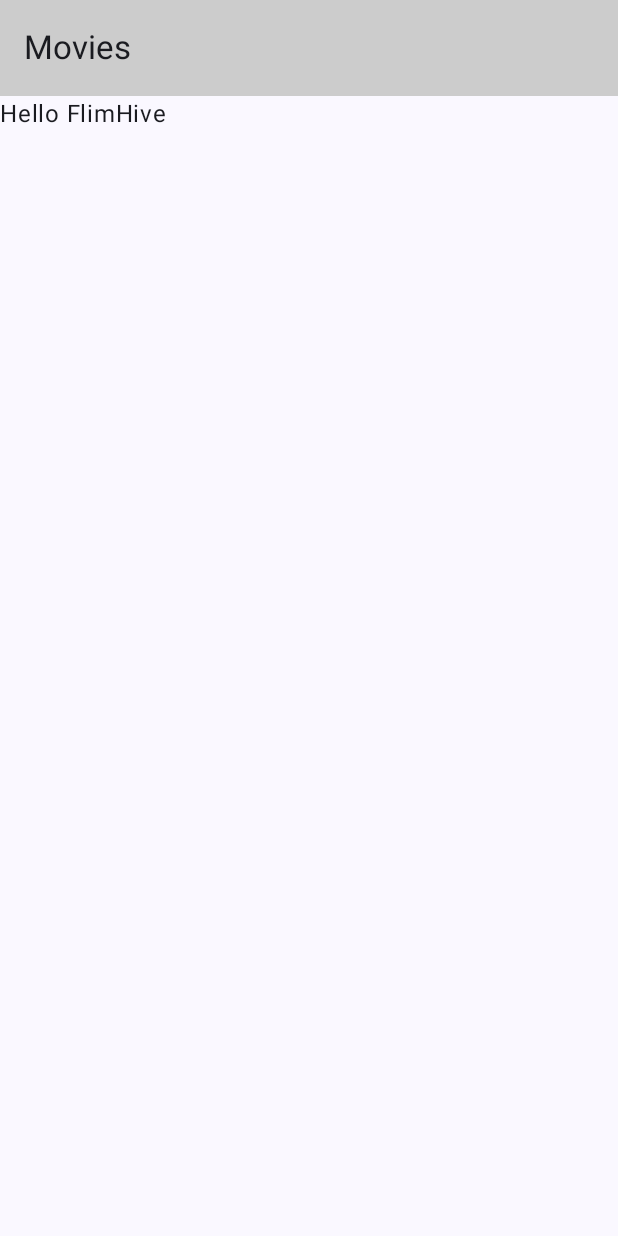
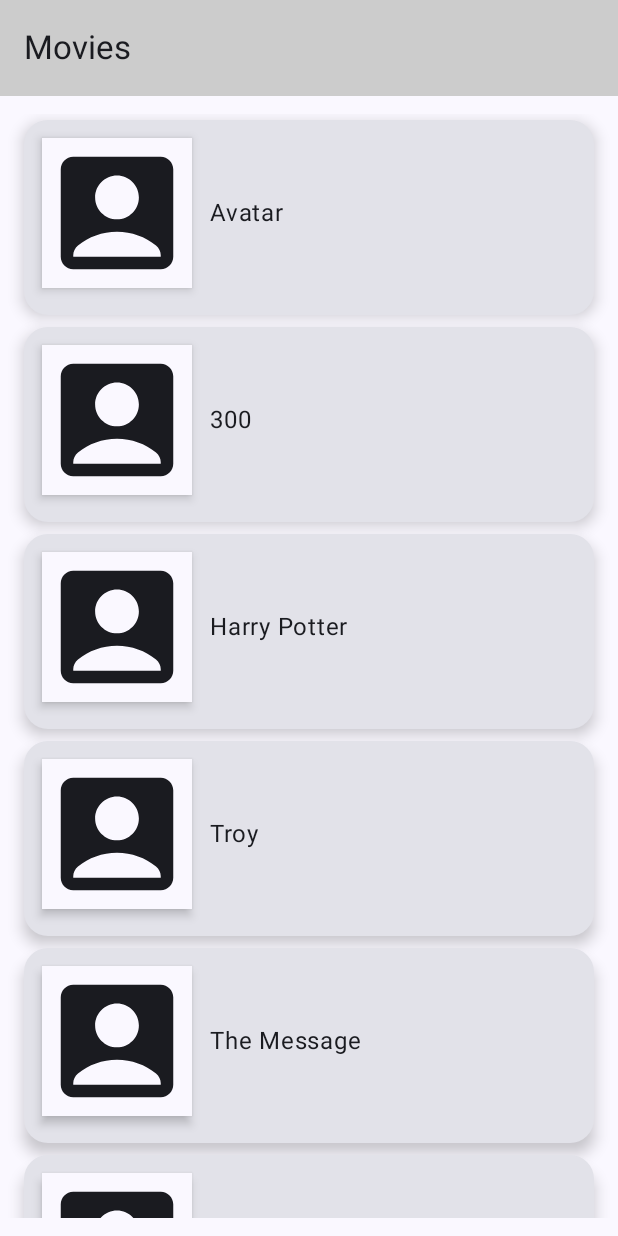
Before and after one commit to MohammedYusuf-123/FilmHive, an Android app built with Jetpack Compose: the screen it shows after launch (MainActivity), on a phone screen of 412 x 824 dp. Run offline under Robolectric (Android 15) with nearby library versions, the phone set to English and light mode, and no system bars.

Commit message:
Added the support for navigation component in FilmHive using Navigation Controller, NavHost, and NavGraph. Added two new .kt files representing two different screens for the app.

```diff
--- a/app/build.gradle.kts
+++ b/app/build.gradle.kts
@@ -56,4 +56,7 @@ dependencies {
     androidTestImplementation(libs.androidx.ui.test.junit4)
     debugImplementation(libs.androidx.ui.tooling)
     debugImplementation(libs.androidx.ui.test.manifest)
+
+    //Navigation Component in Compose Library
+    implementation(libs.androidx.navigation.compose)
 }
--- a/app/src/main/java/com/example/filmhive/MainActivity.kt
+++ b/app/src/main/java/com/example/filmhive/MainActivity.kt
@@ -4,19 +4,30 @@ import android.os.Bundle
 import androidx.activity.ComponentActivity
 import androidx.activity.compose.setContent
 import androidx.activity.enableEdgeToEdge
-import androidx.compose.foundation.layout.fillMaxSize
+import androidx.compose.foundation.clickable
+import androidx.compose.foundation.layout.Arrangement
+import androidx.compose.foundation.layout.Row
+import androidx.compose.foundation.layout.fillMaxWidth
+import androidx.compose.foundation.layout.height
 import androidx.compose.foundation.layout.padding
+import androidx.compose.foundation.layout.size
+import androidx.compose.foundation.shape.CornerSize
+import androidx.compose.foundation.shape.RoundedCornerShape
+import androidx.compose.material.icons.Icons
+import androidx.compose.material.icons.filled.AccountBox
+import androidx.compose.material3.Card
+import androidx.compose.material3.CardDefaults
 import androidx.compose.material3.ExperimentalMaterial3Api
-import androidx.compose.material3.MaterialTheme
-import androidx.compose.material3.Scaffold
+import androidx.compose.material3.Icon
 import androidx.compose.material3.Surface
 import androidx.compose.material3.Text
-import androidx.compose.material3.TopAppBar
-import androidx.compose.material3.TopAppBarDefaults
 import androidx.compose.runtime.Composable
+import androidx.compose.ui.Alignment
 import androidx.compose.ui.Modifier
-import androidx.compose.ui.graphics.Color
+import androidx.compose.ui.graphics.RectangleShape
 import androidx.compose.ui.tooling.preview.Preview
+import androidx.compose.ui.unit.dp
+import com.example.filmhive.navigation.MovieNavigation
 import com.example.filmhive.ui.theme.FilmHiveTheme
 
 class MainActivity : ComponentActivity() {
@@ -33,27 +44,36 @@ class MainActivity : ComponentActivity() {
 @Composable
 fun FilmHiveApp() {
     FilmHiveTheme {
-        Scaffold(
-            modifier = Modifier.fillMaxSize(),
-            topBar = {
-                TopAppBar(
-                    title = { Text(text = "Movies") },
-                    colors = TopAppBarDefaults.topAppBarColors(Color.LightGray)
-                )
-            }
-        ) { innerPadding ->
-            MainContent(Modifier.padding(innerPadding))
-        }
+        MovieNavigation()
     }
 }
 
 @Composable
-fun MainContent(modifier: Modifier) {
-    Surface(
-        modifier = modifier,
-        color = MaterialTheme.colorScheme.background
+fun MovieRow(movie: String, onItemClick: (String) -> Unit) {
+    Card(
+        modifier = Modifier
+            .padding(4.dp)
+            .fillMaxWidth()
+            .height(130.dp)
+            .clickable { onItemClick(movie) },
+        shape = RoundedCornerShape(corner = CornerSize(16.dp)),
+        elevation = CardDefaults.cardElevation(6.dp)
     ) {
-        Text(text = "Hello FlimHive")
+        Row(
+            verticalAlignment = Alignment.CenterVertically,
+            horizontalArrangement = Arrangement.Start
+        ) {
+            Surface(
+                modifier = Modifier
+                    .padding(12.dp)
+                    .size(100.dp),
+                shape = RectangleShape,
+                shadowElevation = 4.dp
+            ) {
+                Icon(imageVector = Icons.Default.AccountBox, contentDescription = "Movie Image")
+            }
+            Text(text = movie)
+        }
     }
 }
 
--- /dev/null
+++ b/app/src/main/java/com/example/filmhive/navigation/MovieNavigation.kt
@@ -0,0 +1,22 @@
+package com.example.filmhive.navigation
+
+import androidx.compose.runtime.Composable
+import androidx.navigation.compose.NavHost
+import androidx.navigation.compose.composable
+import androidx.navigation.compose.rememberNavController
+import com.example.filmhive.screens.home.HomeScreen
+import com.example.filmhive.screens.details.DetailsScreen
+
+@Composable
+fun MovieNavigation() {
+    val navController = rememberNavController()
+    NavHost(navController = navController, startDestination = MovieScreens.HomeScreen.name) {
+        composable(route = MovieScreens.HomeScreen.name) {
+            //Here we pass where it leads to
+            HomeScreen(navController = navController)
+        }
+        composable(route = MovieScreens.DetailsScreen.name) {
+            DetailsScreen(navController = navController)
+        }
+    }
+}
--- /dev/null
+++ b/app/src/main/java/com/example/filmhive/screens/home/HomeScreen.kt
@@ -0,0 +1,62 @@
+package com.example.filmhive.screens.home
+
+import android.util.Log
+import androidx.compose.foundation.layout.Column
+import androidx.compose.foundation.layout.fillMaxSize
+import androidx.compose.foundation.layout.padding
+import androidx.compose.foundation.lazy.LazyColumn
+import androidx.compose.foundation.lazy.items
+import androidx.compose.material3.ExperimentalMaterial3Api
+import androidx.compose.material3.Scaffold
+import androidx.compose.material3.Text
+import androidx.compose.material3.TopAppBar
+import androidx.compose.material3.TopAppBarDefaults
+import androidx.compose.runtime.Composable
+import androidx.compose.ui.Modifier
+import androidx.compose.ui.graphics.Color
+import androidx.compose.ui.unit.dp
+import androidx.navigation.NavController
+import com.example.filmhive.MovieRow
+import com.example.filmhive.navigation.MovieScreens
+
+@OptIn(ExperimentalMaterial3Api::class)
+@Composable
+fun HomeScreen(navController: NavController) {
+    Scaffold(
+        modifier = Modifier.fillMaxSize(),
+        topBar = {
+            TopAppBar(
+                title = { Text(text = "Movies") },
+                colors = TopAppBarDefaults.topAppBarColors(Color.LightGray)
+            )
+        }
+    ) { innerPadding ->
+        MainContent(Modifier.padding(innerPadding), navController)
+    }
+}
+
+@Composable
+fun MainContent(
+    modifier: Modifier,
+    navController: NavController,
+    movieList: List<String> = listOf(
+        "Avatar",
+        "300",
+        "Harry Potter",
+        "Troy",
+        "The Message",
+        "Schindler's List",
+        "Terminator"
+    )
+) {
+    Column(modifier = modifier.padding(12.dp)) {
+        LazyColumn {
+            items(items = movieList) {
+                MovieRow(movie = it) { movie ->
+                    Log.d("TAG", "MainContent: $movie")
+                    navController.navigate(route = MovieScreens.DetailsScreen.name)
+                }
+            }
+        }
+    }
+}
--- a/gradle/libs.versions.toml
+++ b/gradle/libs.versions.toml
@@ -7,7 +7,8 @@ junitVersion = "1.2.1"
 espressoCore = "3.6.1"
 lifecycleRuntimeKtx = "2.8.7"
 activityCompose = "1.10.0"
-composeBom = "2024.04.01"
+composeBom = "2025.01.00"
+navigation-compose = "2.8.5"
 
 [libraries]
 androidx-core-ktx = { group = "androidx.core", name = "core-ktx", version.ref = "coreKtx" }
@@ -24,6 +25,7 @@ androidx-ui-tooling-preview = { group = "androidx.compose.ui", name = "ui-toolin
 androidx-ui-test-manifest = { group = "androidx.compose.ui", name = "ui-test-manifest" }
 androidx-ui-test-junit4 = { group = "androidx.compose.ui", name = "ui-test-junit4" }
 androidx-material3 = { group = "androidx.compose.material3", name = "material3" }
+androidx-navigation-compose = {group = "androidx.navigation", name = "navigation-compose", version.ref = "navigation-compose"}
 
 [plugins]
 android-application = { id = "com.android.application", version.ref = "agp" }
```
Also changed, not shown: app/src/main/java/com/example/filmhive/navigation/MovieScreens.kt (added, +14 -0 lines), app/src/main/java/com/example/filmhive/screens/details/DetailsScreen.kt (added, +10 -0 lines).
